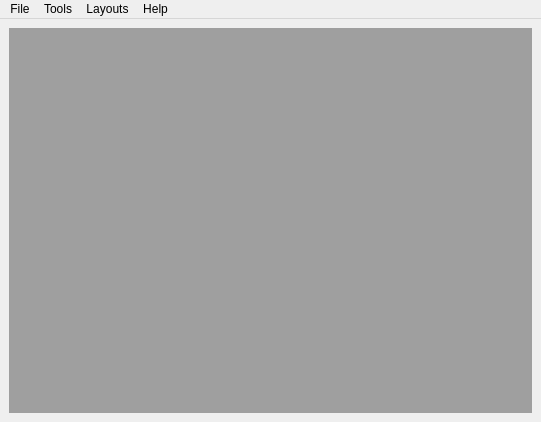
This is resources/mainwindow.ui in octorock/the-little-hat as Qt 5 draws it before an edit. The edited form follows.
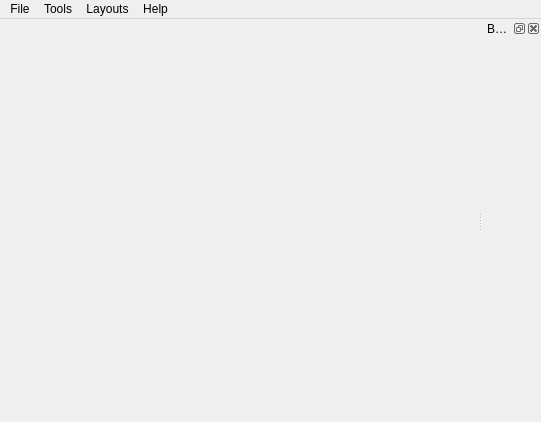
This is the edited form. Icons and pictures are not drawn. Custom widgets are drawn as their Qt base class.

```diff
--- a/resources/mainwindow.ui
+++ b/resources/mainwindow.ui
@@ -18,11 +18,7 @@
     <normaloff>:/icons/icon.png</normaloff>:/icons/icon.png</iconset>
   </property>
   <widget class="QWidget" name="centralwidget">
-   <layout class="QHBoxLayout" name="horizontalLayout">
-    <item>
-     <widget class="QMdiArea" name="mdiArea"/>
-    </item>
-   </layout>
+   <layout class="QHBoxLayout" name="horizontalLayout"/>
   </widget>
   <widget class="QMenuBar" name="menubar">
    <property name="geometry">
@@ -63,6 +59,15 @@
    <addaction name="menuLayouts"/>
    <addaction name="menuHelp"/>
   </widget>
+  <widget class="QDockWidget" name="dockBuilder">
+   <property name="windowTitle">
+    <string>Builder</string>
+   </property>
+   <attribute name="dockWidgetArea">
+    <number>2</number>
+   </attribute>
+   <widget class="BuilderWidget" name="widgetBuilder"/>
+  </widget>
   <action name="actionQuit">
    <property name="text">
     <string>Quit</string>
@@ -87,6 +92,14 @@
    </property>
   </action>
  </widget>
+ <customwidgets>
+  <customwidget>
+   <class>BuilderWidget</class>
+   <extends>QWidget</extends>
+   <header>tlh.builder.ui</header>
+   <container>1</container>
+  </customwidget>
+ </customwidgets>
  <resources>
   <include location="icons.qrc"/>
  </resources>
```
